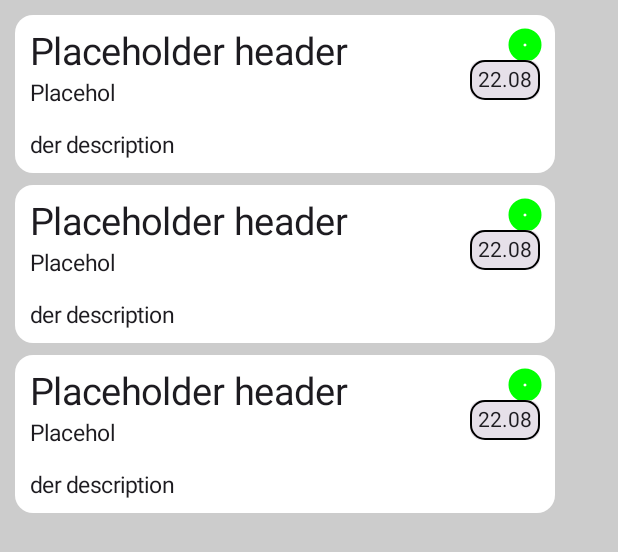
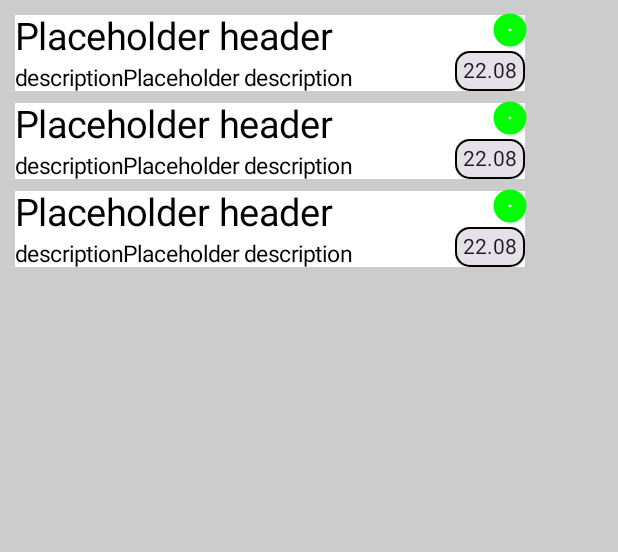
Before and after one commit to UndefinedBehaviorIU7/Assignly, an Android app built with Jetpack Compose: the @Preview function taskPreview_, on a phone screen of 412 x 824 dp. Shown: the top 552 px of the screen. Run offline under Robolectric (Android 15) with nearby library versions, the phone set to English and light mode, and no system bars.

Commit message:
Placement refactored

```diff
--- a/app/src/main/java/com/example/assignly/TaskPreview.kt
+++ b/app/src/main/java/com/example/assignly/TaskPreview.kt
@@ -53,14 +53,8 @@ fun tasksList(taskCount: Int) {
 
 @Composable
 fun taskPreview(size: Int) {
-    Card(
-        colors = CardDefaults.cardColors(Color.White)
-    ) {
-        Row(
-            modifier = Modifier
-                .padding(10.dp)
-                .width(size.dp)
-        ) {
+    Box (modifier = Modifier.background(Color.White).width(size.dp)){
+        Box (modifier = Modifier.align(Alignment.TopStart)) {
             Column(
                 modifier = Modifier
                     .width((size * 2 / 3).dp)
@@ -72,25 +66,21 @@ fun taskPreview(size: Int) {
                     modifier = Modifier.padding(bottom = 4.dp)
                 )
                 Text(
-                    text = "Placehol\n\nder description",
+                    text = "descriptionPlaceholder description",
                     fontSize = 15.sp,
                 )
             }
+        }
 
-            Spacer(modifier = Modifier.weight(1f))
-
-            Column(
-                modifier = Modifier.fillMaxHeight(),
-                horizontalAlignment = Alignment.End
-            ) {
+        Box (modifier = Modifier.align(Alignment.TopEnd)) {
             Ring(
                 modifier = Modifier
                     .size(20.dp)
                     .padding(4.dp)
             )
+        }
 
-                Spacer(modifier = Modifier.fillMaxHeight())
-
+        Box(modifier = Modifier.align(Alignment.BottomEnd)) {
             Card(
                 modifier = Modifier
                     .border(1.dp, Color.Black, shape = RoundedCornerShape(10.dp))
@@ -102,9 +92,6 @@ fun taskPreview(size: Int) {
                     modifier = Modifier
                         .padding(5.dp)
                 )
-                }
-
-
             }
         }
     }
```
Lines whose indentation alone changed are shown as unchanged.
